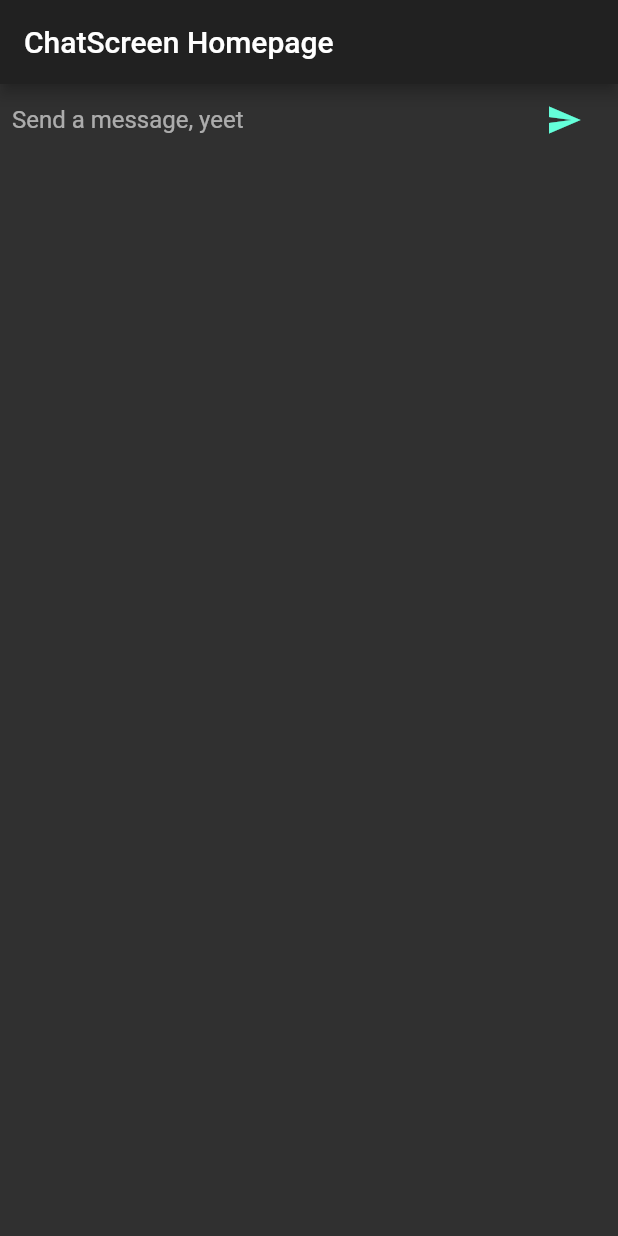
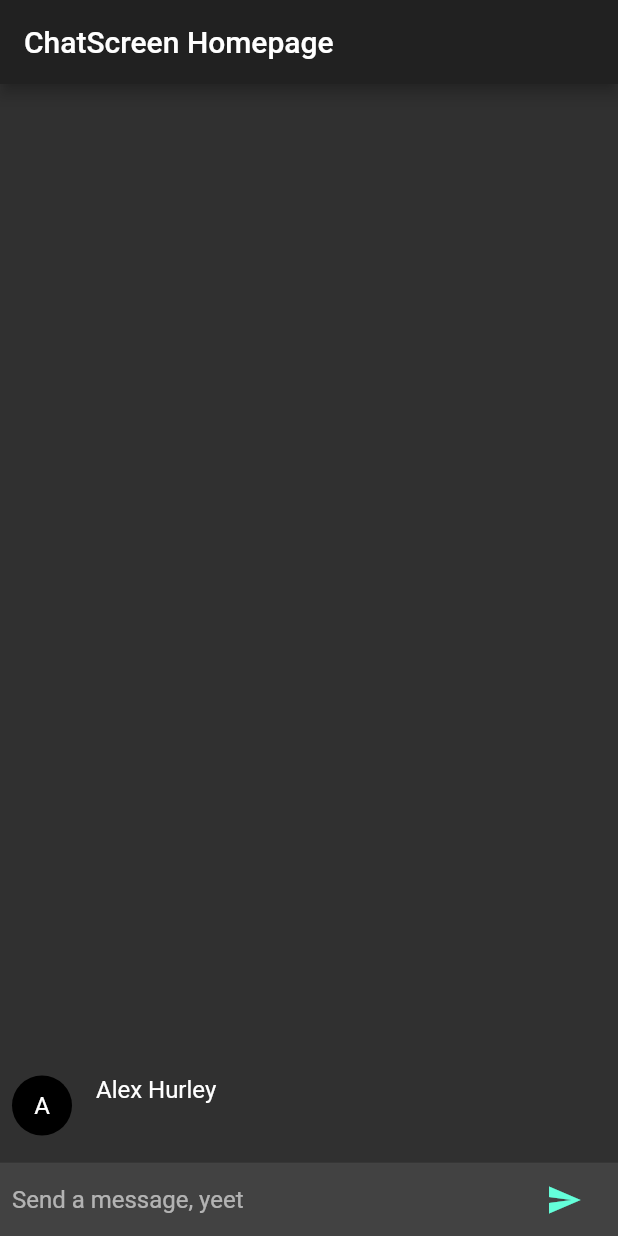
Before and after one commit to ahh1539/ChatroomApp, a Flutter app: the screen it shows after launch, after a tap on the "send" icon, on a phone screen of 412 x 824 dp. Run offline on Flutter 3.47's test engine with Material 2 defaults, Android fonts, the phone set to English and light mode, and no system bars.

Commit message:
App is working as intended, i still need to fix a bug where empty messages still send and i need to add better documentation and split subclasses into seperate files

```diff
--- /dev/null
+++ b/lib/ChatMessage.dart
@@ -0,0 +1,34 @@
+import 'ChatScreen.dart';
+import 'package:flutter/material.dart';
+
+class ChatMessage extends StatelessWidget {
+  static const String _name = "Alex Hurley";
+
+  ChatMessage({this.text});
+  final String text;
+  @override
+  Widget build(BuildContext context) {
+    return new Container(
+      margin: const EdgeInsets.symmetric(vertical: 10.0),
+      child: new Row(
+        crossAxisAlignment: CrossAxisAlignment.start,
+        children: <Widget>[
+          new Container(
+            margin: const EdgeInsets.only(right: 16.0),
+            child: new CircleAvatar(child: new Text(_name[0])),
+          ),
+          new Column(
+            crossAxisAlignment: CrossAxisAlignment.start,
+            children: <Widget>[
+              new Text(_name, style: Theme.of(context).textTheme.subhead),
+              new Container(
+                margin: const EdgeInsets.only(top: 5.0),
+                child: new Text(text),
+              ),
+            ],
+          ),
+        ],
+      ),
+    );
+  }
+}
--- a/lib/ChatScreen.dart
+++ b/lib/ChatScreen.dart
@@ -1,4 +1,5 @@
 import 'package:flutter/material.dart';
+import 'ChatMessage.dart';
 
 /// this class returns a scaffold for the chat room app page
 class ChatScreen extends StatefulWidget {
@@ -7,6 +8,7 @@ class ChatScreen extends StatefulWidget {
 }
 
 class ChatScreenState extends State<ChatScreen> {
+  final List<ChatMessage> _messages = <ChatMessage>[];             // new
   final TextEditingController _textController = new TextEditingController();
 
   @override
@@ -15,7 +17,24 @@ class ChatScreenState extends State<ChatScreen> {
       appBar: new AppBar(
         title: new Text("ChatScreen Homepage"),
       ),
-      body: _buildTextComposer(),
+      body: new Column(                                        //modified
+        children: <Widget>[                                         //new
+          new Flexible(                                             //new
+            child: new ListView.builder(                            //new
+              padding: new EdgeInsets.all(8.0),                     //new
+              reverse: true,                                        //new
+              itemBuilder: (_, int index) => _messages[index],      //new
+              itemCount: _messages.length,                          //new
+            ),                                                      //new
+          ),                                                        //new
+          new Divider(height: 1.0),                                 //new
+          new Container(                                            //new
+            decoration: new BoxDecoration(
+                color: Theme.of(context).cardColor),                  //new
+            child: _buildTextComposer(),                       //modified
+          ),                                                        //new
+        ],                                                          //new
+      ),                                                            //new
     );
   }
 
@@ -48,5 +67,11 @@ class ChatScreenState extends State<ChatScreen> {
 
   void _handleSubmitted(String text) {
     _textController.clear();
+    ChatMessage message = new ChatMessage(
+      text: text,
+    );
+    setState(() {
+      _messages.insert(0, message);
+    });
   }
 }
```
